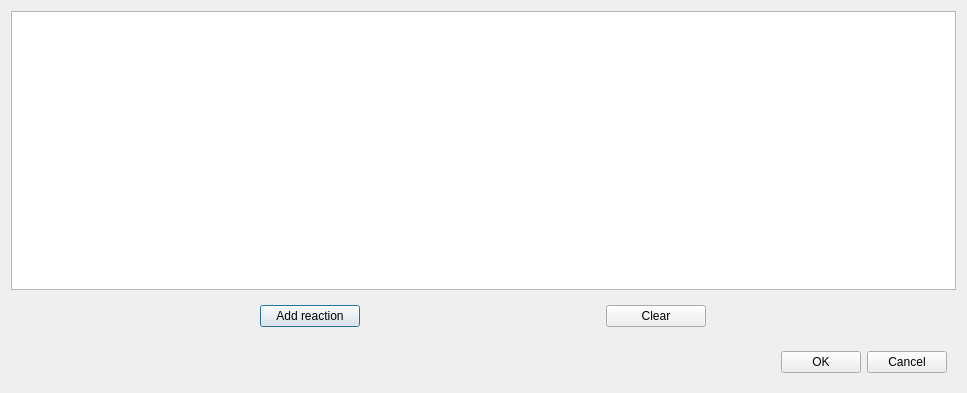
Qt form src/libcellgui/ReactionsDialog.ui (yannik131/Cell) before a commit.
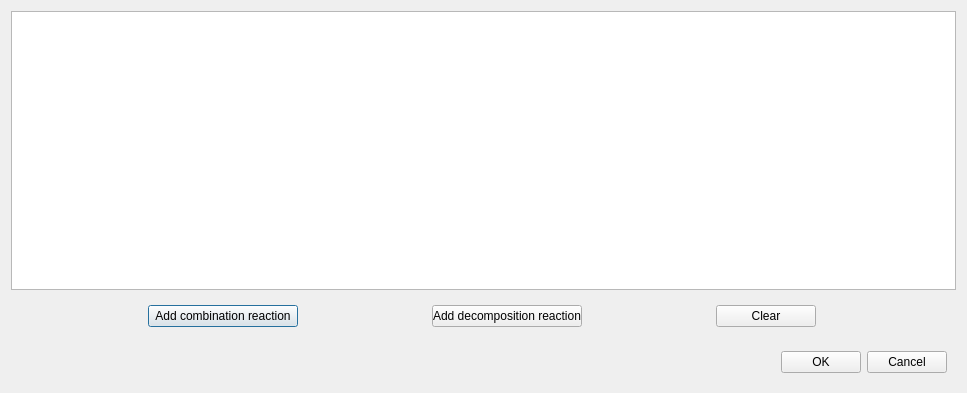
The same form after that commit.

Commit message: dialog almost done

Diff of the .ui file:
```diff
--- a/src/libcellgui/ReactionsDialog.ui
+++ b/src/libcellgui/ReactionsDialog.ui
@@ -30,12 +30,25 @@
        <widget class="QPushButton" name="addReactionPushButton">
         <property name="maximumSize">
          <size>
-          <width>100</width>
+          <width>150</width>
           <height>16777215</height>
          </size>
         </property>
         <property name="text">
-         <string>Add reaction</string>
+         <string>Add combination reaction</string>
+        </property>
+       </widget>
+      </item>
+      <item>
+       <widget class="QPushButton" name="addDecompositionReactionPushButton">
+        <property name="maximumSize">
+         <size>
+          <width>150</width>
+          <height>16777215</height>
+         </size>
+        </property>
+        <property name="text">
+         <string>Add decomposition reaction</string>
         </property>
        </widget>
       </item>
```
Left out of the diff: 2 changed lines with no effect on the pictures. The commit also changes 6 other files.
